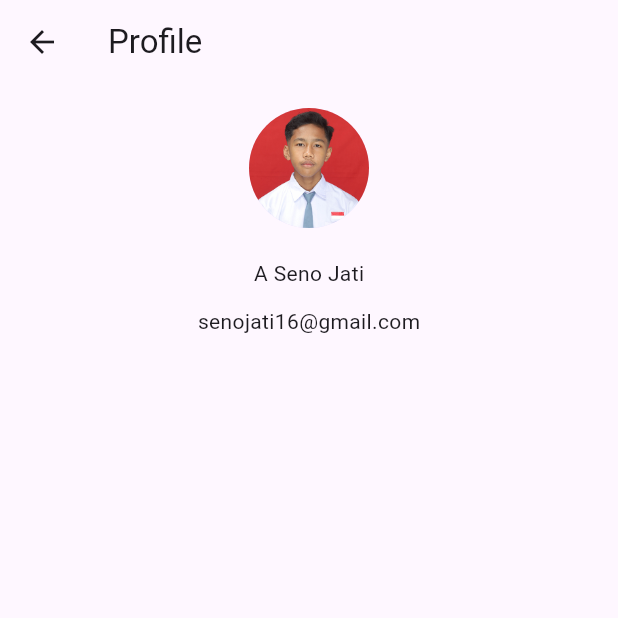
After one commit to ASenoJati/latihan_11pplg2, a Flutter app: the ProfilePage screen opened by its route, on a phone screen of 412 x 824 dp, the top half of it. The commit adds this screen. Run offline on Flutter 3.47's test engine with Material 3 defaults, Android fonts, the phone set to English and light mode, and no system bars; our stand-ins replace get.

Commit message:
Feat [SEN] Profile Page

```diff
--- a/lib/pages/main_page.dart
+++ b/lib/pages/main_page.dart
@@ -11,7 +11,7 @@ class MainPage extends StatelessWidget {
   final List<String> pages = [
     AppRoutes.calculatorPage,
     AppRoutes.football,
-    AppRoutes.editFootball,
+    AppRoutes.profilePage,
   ];
 
   @override
--- /dev/null
+++ b/lib/pages/profile_page.dart
@@ -0,0 +1,36 @@
+import 'package:flutter/material.dart';
+
+class ProfilePage extends StatelessWidget {
+  const ProfilePage({super.key});
+
+  @override
+  Widget build(BuildContext context) {
+    return Scaffold(
+      appBar: AppBar(title: Text("Profile")),
+      body: Padding(
+        padding: const EdgeInsets.all(16.0),
+        child: Column(
+          children: [
+            Center(
+              child: CircleAvatar(
+                radius: 40,
+                backgroundImage: AssetImage("images/05542.jpg"),
+              ),
+            ),
+            SizedBox(height: 20),
+
+            Padding(
+              padding: EdgeInsets.only(bottom: 12.0),
+              child: Text("A Seno Jati"),
+            ),
+
+            Padding(
+              padding: EdgeInsets.only(bottom: 12.0),
+              child: Text("senojati16@gmail.com"),
+            ),
+          ],
+        ),
+      ),
+    );
+  }
+}
--- a/lib/routes/pages.dart
+++ b/lib/routes/pages.dart
@@ -3,6 +3,7 @@ import 'package:latihan_11pplg2/pages/calculator_page.dart';
 import 'package:latihan_11pplg2/pages/edit_football_page.dart';
 import 'package:latihan_11pplg2/pages/football_player.dart';
 import 'package:latihan_11pplg2/pages/main_page.dart';
+import 'package:latihan_11pplg2/pages/profile_page.dart';
 import 'package:latihan_11pplg2/routes/routes.dart';
 
 class AppPages {
@@ -10,6 +11,7 @@ class AppPages {
     GetPage(name: AppRoutes.mainPage, page: () => MainPage()),
     GetPage(name: AppRoutes.calculatorPage, page: () => CalculatorPage()),
     GetPage(name: AppRoutes.football, page: () => FootballPlayer()),
+    GetPage(name: AppRoutes.profilePage, page: () => ProfilePage()),
     GetPage(name: AppRoutes.editFootball, page: () => EditFootballPage()),
   ];
 }
--- a/lib/routes/routes.dart
+++ b/lib/routes/routes.dart
@@ -2,5 +2,6 @@ class AppRoutes {
   static const String mainPage = "/main_page";
   static const String calculatorPage = "/calculator";
   static const String football = "/football";
+  static const String profilePage = "/profile";
   static const String editFootball = "/editFootball";
 }
```
